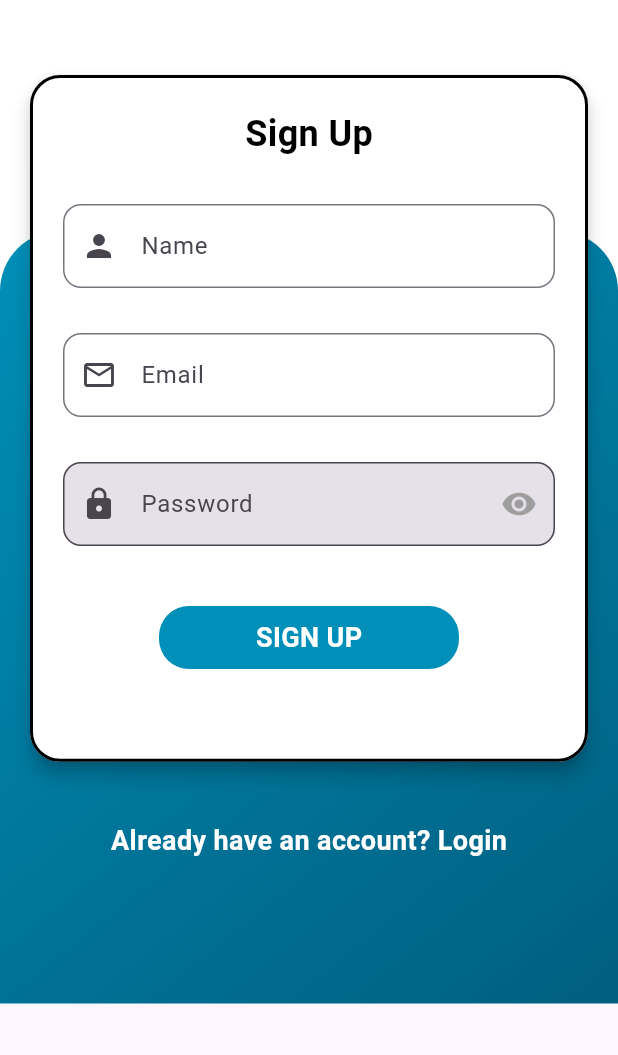
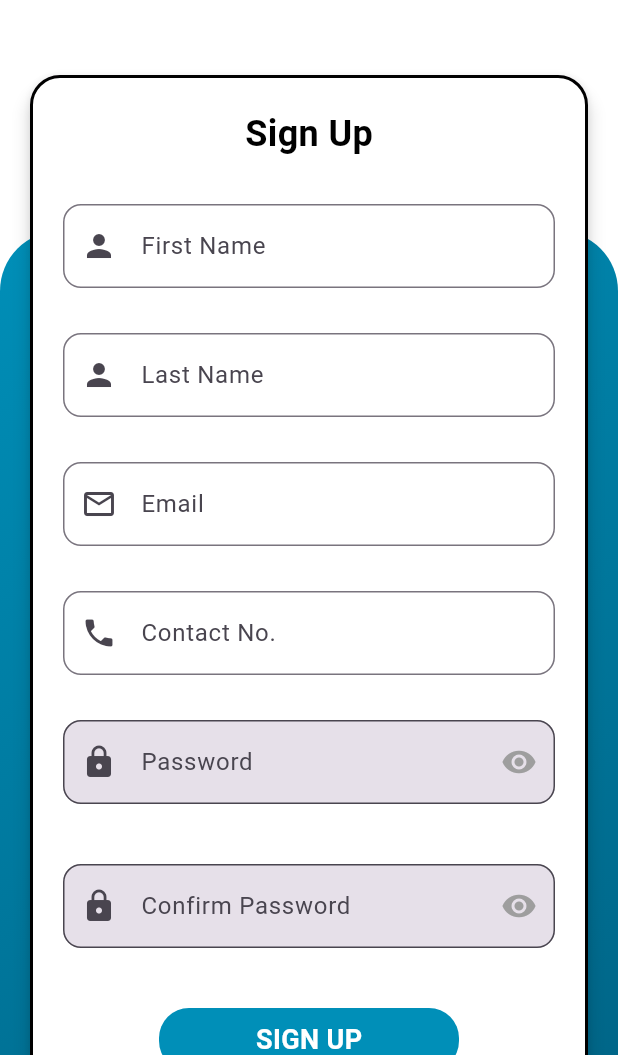
Before and after one commit to vedant7572/Guard-Tour-System, a Flutter app: the Profile screen opened directly, after a tap on "LogOut", after a tap on "LOGIN", after a tap on "Don't have an account? Sign up", on a phone screen of 412 x 824 dp, the part 181-1236 px from its top. Run offline on Flutter 3.47's test engine with Material 3 defaults, Android fonts, the phone set to English and light mode, and no system bars; our stand-ins replace cloud_firestore, curved_navigation_bar, firebase_auth, firebase_core; missing offline and left inert: flutter_barcode_scanner; accounts and stored records are empty; network calls fail; Roboto replaces fonts that are missing (Poppins, Poppins1).

Commit message:
signup changes

```diff
--- a/lib/main.dart
+++ b/lib/main.dart
@@ -21,7 +21,7 @@ class MyApp extends StatelessWidget {
   Widget build(BuildContext context) {
     return const MaterialApp(
       debugShowCheckedModeBanner: false,
-      home: AuthPage()
+      home: Login()
     );
   }
 }
--- a/lib/pages/home.dart
+++ b/lib/pages/home.dart
@@ -49,7 +49,6 @@ class _HomeState extends State<Home> {
   void scanQRCode() async {
     try{
       final qrCode = await FlutterBarcodeScanner.scanBarcode('#ff6666', 'Cancel', true, ScanMode.QR);
-
       if (!mounted) return;
 
       setState(() {
--- a/lib/pages/profile.dart
+++ b/lib/pages/profile.dart
@@ -12,7 +12,7 @@ class Profile extends StatefulWidget {
 
 class _ProfileState extends State<Profile> {
   final user = FirebaseAuth.instance.currentUser!;
-  String? name, email;
+  String? name, email, contact;
   bool isLoading = true;
 
   @override
@@ -23,8 +23,6 @@ class _ProfileState extends State<Profile> {
 
   void loadUserData() {
     setState(() {
-      name = user.displayName ?? "fubar";
-      email = user.email;
       isLoading = false;
     });
   }
@@ -40,6 +38,7 @@ class _ProfileState extends State<Profile> {
           builder: (context, snapshot) {
             if (snapshot.hasData) {
               final userData = snapshot.data!.data() as Map<String, dynamic>;
+              name=(userData['firstName'] ?? '') + " " + (userData['lastName'] ?? '');
 
           return SingleChildScrollView(
               child: Column(
@@ -84,7 +83,7 @@ class _ProfileState extends State<Profile> {
                       mainAxisAlignment: MainAxisAlignment.center,
                       children: [
                         Text(
-                          userData['Name'],
+                          userData['firstName'],
                           style: const TextStyle(
                             color: Colors.white,
                             fontSize: 23.0,
@@ -97,9 +96,11 @@ class _ProfileState extends State<Profile> {
                   ), //name of user
                 ],
               ),
+
               const SizedBox(
                 height: 20.0,
               ),
+
               Container(
                 margin: const EdgeInsets.symmetric(horizontal: 20.0),
                 child: Material(
@@ -134,7 +135,7 @@ class _ProfileState extends State<Profile> {
                                   fontWeight: FontWeight.w600),
                             ),
                             Text(
-                              userData['Name'],
+                              name.toString(),
                               style: const TextStyle(
                                   color: Colors.black,
                                   fontSize: 16.0,
@@ -147,9 +148,11 @@ class _ProfileState extends State<Profile> {
                   ),
                 ),
               ), //name row
+
               const SizedBox(
                 height: 30.0,
               ),
+
               Container(
                 margin: const EdgeInsets.symmetric(horizontal: 20.0),
                 child: Material(
@@ -197,9 +200,11 @@ class _ProfileState extends State<Profile> {
                   ),
                 ),
               ), //email id of user
+
               const SizedBox(
                 height: 30.0,
               ),
+
               Container(
                 margin: const EdgeInsets.symmetric(horizontal: 20.0),
                 child: Material(
@@ -214,23 +219,30 @@ class _ProfileState extends State<Profile> {
                       color: Colors.white,
                       borderRadius: BorderRadius.circular(10),
                     ),
-                    child: const Row(
+                    child: Row(
                       children: [
-                        Icon(
-                          Icons.description,
+                        const Icon(
+                          Icons.phone,
                           color: Colors.black,
                         ),
-                        SizedBox(
+                        const SizedBox(
                           width: 20.0,
                         ),
                         Column(
                           crossAxisAlignment: CrossAxisAlignment.start,
                           children: [
-                            Text(
-                              "Terms and Condition",
+                            const Text(
+                              "Contact No.",
                               style: TextStyle(
                                   color: Colors.black,
-                                  fontSize: 20.0,
+                                  fontSize: 16.0,
+                                  fontWeight: FontWeight.w600),
+                            ),
+                            Text(
+                              userData['Contact'],
+                              style: const TextStyle(
+                                  color: Colors.black,
+                                  fontSize: 16.0,
                                   fontWeight: FontWeight.w600),
                             )
                           ],
@@ -239,10 +251,12 @@ class _ProfileState extends State<Profile> {
                     ),
                   ),
                 ),
-              ), //terms and conditions
+              ), //phone no of user
+
               const SizedBox(
                 height: 30.0,
               ),
+
               GestureDetector(
                 onTap: () {
                   //AuthMethods().signOut();
--- a/lib/pages/signup.dart
+++ b/lib/pages/signup.dart
@@ -14,21 +14,33 @@ class Signup extends StatefulWidget {
 
 class _SignupState extends State<Signup> {
   bool _obscureText = true;
+
   void _togglePasswordVisibility() {
     setState(() {
       _obscureText = !_obscureText;
     });
   } // for password visibility
 
-  String email = "", password = "", name = "";
+  String firstName = "", lastName="",email = "" , phone="" , password = "", confirmPassword="";
 
-  TextEditingController nameController = TextEditingController();
+  TextEditingController firstNameController = TextEditingController();
+  TextEditingController lastNameController = TextEditingController();
+  TextEditingController mailController = TextEditingController();
+  TextEditingController phoneController = TextEditingController();
   TextEditingController passwordController = TextEditingController();
-  TextEditingController mailController = TextEditingController();
+  TextEditingController confirmPasswordController = TextEditingController();
 
   final _formkey = GlobalKey<FormState>();
 
   registration() async {
+    showDialog(
+      context: context,
+      builder: (context) {
+        return const Center(
+          child: CircularProgressIndicator(),
+        );
+      },
+    );
     if (_formkey.currentState!.validate()) {
       try {
         UserCredential userCredential = await FirebaseAuth.instance
@@ -48,11 +60,13 @@ class _SignupState extends State<Signup> {
             .collection('users')
             .doc(userCredential.user!.email)
             .set({
-                'Name': nameController.text,
-                "Email": mailController.text,
+                'firstName': firstName,
+                'lastName' : lastName,
+                "Email": email,
+                "Contact" : phone
         });
 
-
+        Navigator.pop(context);
         Navigator.pushReplacement(
             context,
             MaterialPageRoute(builder: (context) => const BottomNavbar()
@@ -84,7 +98,6 @@ class _SignupState extends State<Signup> {
     }
   } // for email password checking with firebase and validation
 
-
   @override
   Widget build(BuildContext context) {
     return Scaffold(
@@ -102,7 +115,7 @@ class _SignupState extends State<Signup> {
                 ),//white part
                 Container(
                   margin: EdgeInsets.only(top: MediaQuery.of(context).size.height / 3),
-                  height: MediaQuery.of(context).size.height /1.6,
+                  height: MediaQuery.of(context).size.height /1.2,
                   width: MediaQuery.of(context).size.width,
                   decoration: const BoxDecoration(
                     gradient: LinearGradient(
@@ -131,16 +144,18 @@ class _SignupState extends State<Signup> {
                           fit: BoxFit.cover,
                         ),
                       ), //center logo
+
                       const SizedBox(
                         height: 50.0,
                       ),
+
                       Material(
                         elevation: 5.0,
                         borderRadius: BorderRadius.circular(20),
                         child: Container(
                           padding: EdgeInsets.only(left: 20.0, right: 20.0),
                           width: MediaQuery.of(context).size.width,
-                          height: MediaQuery.of(context).size.height /1.8,
+                          height: MediaQuery.of(context).size.height /1.2,
                           decoration: BoxDecoration(
                               color: Colors.white,
                               borderRadius: BorderRadius.circular(20),
@@ -168,10 +183,10 @@ class _SignupState extends State<Signup> {
 
 
                                 TextFormField(
-                                  controller: nameController,
+                                  controller: firstNameController,
                                   validator: (value){
                                     if(value==null || value.isEmpty){
-                                      return 'Please enter Name';
+                                      return 'Please enter First Name';
                                     }
                                     return null;
                                   },
@@ -179,10 +194,32 @@ class _SignupState extends State<Signup> {
                                     border: OutlineInputBorder(
                                       borderRadius: BorderRadius.all(Radius.circular(12.0)),
                                     ),
-                                    labelText: 'Name',
+                                    labelText: 'First Name',
                                     prefixIcon: Icon(Icons.person),
                                   ),
-                                ),//name
+                                ),//First name
+
+
+                                const SizedBox(
+                                  height: 30.0,
+                                ),
+
+                                TextFormField(
+                                  controller: lastNameController,
+                                  validator: (value){
+                                    if(value==null || value.isEmpty){
+                                      return 'Please enter Last Name';
+                                    }
+                                    return null;
+                                  },
+                                  decoration: const InputDecoration(
+                                    border: OutlineInputBorder(
+                                      borderRadius: BorderRadius.all(Radius.circular(12.0)),
+                                    ),
+                                    labelText: 'Last Name',
+                                    prefixIcon: Icon(Icons.person),
+                                  ),
+                                ),//Last name
 
 
                                 const SizedBox(
@@ -213,6 +250,34 @@ class _SignupState extends State<Signup> {
                                   height: 30.0,
                                 ),
 
+                                TextFormField(
+                                  controller: phoneController,
+                                  keyboardType: TextInputType.phone,
+                                  validator: (value) {
+                                    // Regular expression for a 10-digit phone number
+                                    String pattern = r'^[0-9]{10}$';
+                                    RegExp regExp = RegExp(pattern);
+                                    if (value == null || value.isEmpty) {
+                                      return 'Please enter phone number';
+                                    } else if (!regExp.hasMatch(value)) {
+                                      return 'Please enter a valid 10-digit phone number';
+                                    }
+                                    return null;
+                                  },
+                                  decoration: const InputDecoration(
+                                    border: OutlineInputBorder(
+                                      borderRadius: BorderRadius.all(Radius.circular(12.0)),
+                                    ),
+                                    labelText: 'Contact No.',
+                                    prefixIcon: Icon(Icons.phone),
+                                  ),
+                                ),
+
+
+
+                                const SizedBox(
+                                  height: 30.0,
+                                ),
 
                                 TextFormField(
                                   controller: passwordController,
@@ -238,7 +303,37 @@ class _SignupState extends State<Signup> {
                                     ),
                                     filled: true,
                                   ),
-                                ),//password text field
+                                ),// confirm password text field
+
+                                const SizedBox(
+                                  height: 40.0,
+                                ),
+
+                                TextFormField(
+                                  controller: confirmPasswordController,
+                                  validator: (value){
+                                    if(value==null || value.isEmpty){
+                                      return 'Please enter password';
+                                    }
+                                    return null;
+                                  },
+                                  obscureText: _obscureText,
+                                  decoration: InputDecoration(
+                                    border: const OutlineInputBorder(
+                                      borderRadius: BorderRadius.all(Radius.circular(12.0)),
+                                    ),
+                                    labelText: 'Confirm Password',
+                                    prefixIcon: Icon(Icons.lock),
+                                    suffixIcon: IconButton(
+                                      icon: Icon(
+                                        _obscureText ? Icons.visibility : Icons.visibility_off,
+                                        color: Colors.grey,
+                                      ),
+                                      onPressed: _togglePasswordVisibility,
+                                    ),
+                                    filled: true,
+                                  ),
+                                ),//confirm password text field
 
                                 const SizedBox(
                                   height: 40.0,
@@ -248,8 +343,11 @@ class _SignupState extends State<Signup> {
                                   onTap: () async {
                                     if (_formkey.currentState!.validate()) {
                                       setState(() {
+                                        firstName = firstNameController.text;
+                                        lastName=lastNameController.text;
                                         email = mailController.text;
-                                        name = nameController.text;
+                                        phone=phoneController.text;
+                                        confirmPassword=confirmPasswordController.text;
                                         password = passwordController.text;
                                       });
                                     }
```
Lines whose indentation alone changed are shown as unchanged.
